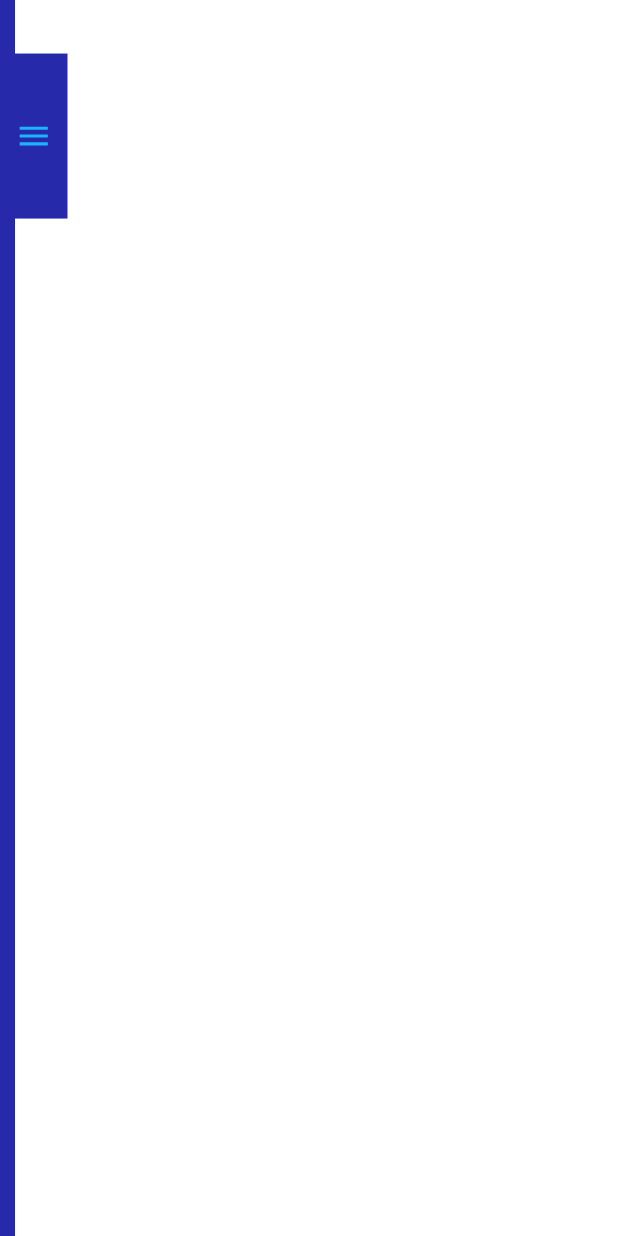
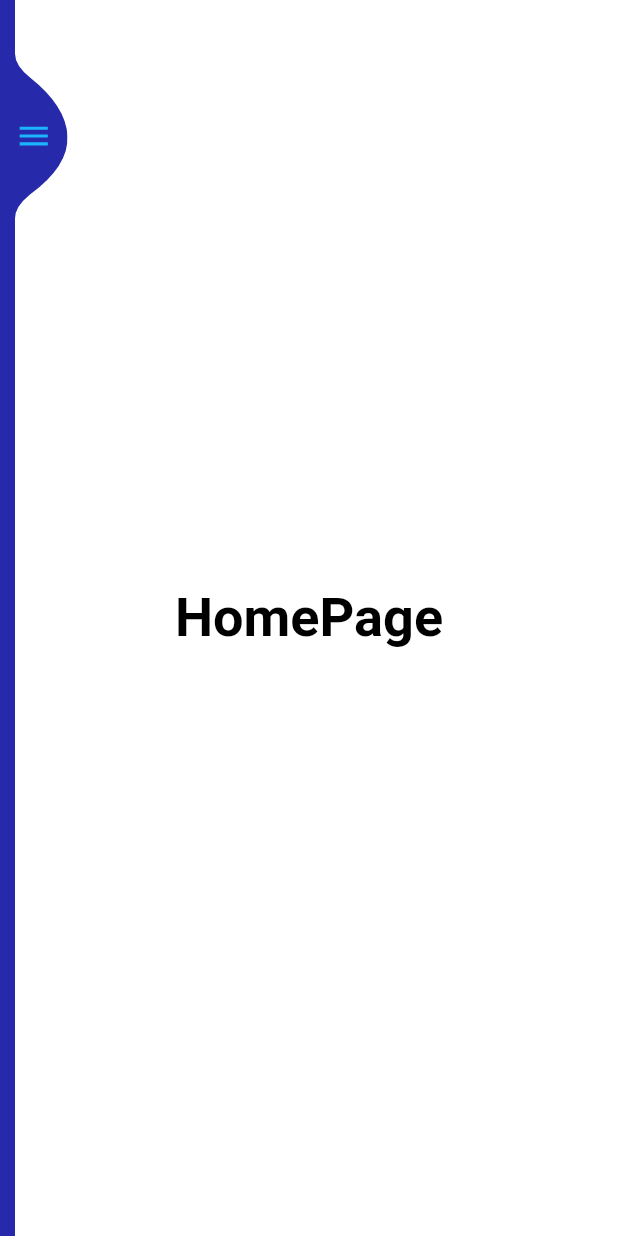
Before and after one commit to guobin211/flutter-material, a Flutter app: the screen it shows after launch, on a phone screen of 412 x 824 dp. Run offline on Flutter 3.47's test engine with Material 2 defaults, Android fonts, the light colour scheme and no system bars; our stand-ins replace flutter_bloc, rxdart.

Commit message:
flutter sidebar nav

```diff
--- /dev/null
+++ b/sidebar_animation/lib/constants/navigation_bloc.dart
@@ -0,0 +1,30 @@
+
+import 'package:flutter_bloc/flutter_bloc.dart';
+import '../pages/home_page.dart';
+
+enum NavBlocEvents {
+  HomePageClick,
+  AccountPageClick,
+  OrdersPageClick
+}
+
+abstract class NavBlocStates {}
+
+class NavBloc extends Bloc<NavBlocEvents, NavBlocStates> {
+
+  @override
+  get initialState => HomePage();
+
+  @override
+  Stream<NavBlocStates> mapEventToState(NavBlocEvents event) async* {
+    switch (event) {
+      case NavBlocEvents.HomePageClick: yield HomePage();
+      break;
+      case NavBlocEvents.AccountPageClick: yield HomePage();
+      break;
+      case NavBlocEvents.OrdersPageClick: yield HomePage();
+      break;
+    }
+  }
+
+}
--- a/sidebar_animation/lib/home/home_page.dart
+++ /dev/null
@@ -1,8 +0,0 @@
-import 'package:flutter/material.dart';
-
-class HomePage extends StatelessWidget {
-  @override
-  Widget build(BuildContext context) {
-    return Container();
-  }
-}
--- /dev/null
+++ b/sidebar_animation/lib/pages/home_page.dart
@@ -0,0 +1,17 @@
+import 'package:flutter/material.dart';
+import '../constants/navigation_bloc.dart';
+
+class HomePage extends StatelessWidget with NavBlocStates {
+  @override
+  Widget build(BuildContext context) {
+    return Center(
+      child: Text("HomePage",
+        style: TextStyle(
+            fontSize: 36.0,
+            fontWeight: FontWeight.w600,
+            color: Colors.black
+        ),
+      ),
+    );
+  }
+}
--- a/sidebar_animation/lib/sidebar/side_bar.dart
+++ b/sidebar_animation/lib/sidebar/side_bar.dart
@@ -1,8 +1,11 @@
 import 'dart:async';
+import 'dart:developer';
 
 import 'package:flutter/material.dart';
 import 'package:rxdart/rxdart.dart';
-import 'package:sidebar_animation/constants/app_color.dart';
+
+import '../constants/app_color.dart';
+import '../sidebar/menu_item.dart';
 
 class SideBar extends StatefulWidget {
   @override
@@ -63,9 +66,82 @@ class _SideBarState extends State<SideBar> with SingleTickerProviderStateMixin<S
             children: <Widget>[
               Expanded(
                 child: Container(
+                  padding: EdgeInsets.symmetric(horizontal: 10.0),
                   color: AppColor.primary,
                   child: Column(
-                    children: <Widget>[],
+                    children: <Widget>[
+                      SizedBox(
+                        height: 80.0,
+                      ),
+                      ListTile(
+                        title: Text("GuoBin211",
+                          style: TextStyle(
+                            color: Colors.white,
+                            fontSize: 30.0,
+                            fontWeight: FontWeight.w700,
+                          ),
+                        ),
+                        subtitle: Text("guobin211@gmail.com",
+                        style: TextStyle(
+                          color: Colors.white,
+                          fontSize: 20.0,
+                          fontWeight: FontWeight.w400,
+                        ),),
+                        leading: CircleAvatar(
+                          child: Icon(
+                            Icons.perm_identity,
+                            color: Colors.white,
+                          ),
+                          radius: 40.0,
+                        ),
+                      ),
+                      Divider(
+                        height: 64.0,
+                        thickness: 0.5,
+                        color: Colors.white.withOpacity(0.3),
+                        indent: 16.0,
+                        endIndent: 16.0,
+                      ),
+                      MenuItem(
+                        icon: Icons.menu,
+                        title: "Home",
+                        onTap: () {
+                          onIconPressed();
+                          log("Home tap");
+                        },
+                      ),
+                      MenuItem(
+                        icon: Icons.account_box,
+                        title: "Account",
+                        onTap: () {
+                          onIconPressed();
+                          log("Account tap");
+                        },
+                      ),
+                      MenuItem(
+                        icon: Icons.shopping_basket,
+                        title: "Orders",
+                        onTap: () {
+                          onIconPressed();
+                          log("Orders tap");
+                        },
+                      ),
+                      Divider(
+                        height: 64.0,
+                        thickness: 0.5,
+                        color: Colors.white.withOpacity(0.3),
+                        indent: 16.0,
+                        endIndent: 16.0,
+                      ),
+                      MenuItem(
+                        icon: Icons.settings,
+                        title: "Setting",
+                      ),
+                      MenuItem(
+                        icon: Icons.exit_to_app,
+                        title: "Logout",
+                      ),
+                    ],
                   ),
                 ),
               ),
@@ -75,6 +151,8 @@ class _SideBarState extends State<SideBar> with SingleTickerProviderStateMixin<S
                   onTap: () {
                     onIconPressed();
                   },
+                  child: ClipPath(
+                    clipper: CustomerMenuClipper(),
                     child: Container(
                       width: 35.0,
                       height: 110.0,
@@ -88,6 +166,7 @@ class _SideBarState extends State<SideBar> with SingleTickerProviderStateMixin<S
                       ),
                     ),
                   ),
+                ),
               )
             ],
           ),
@@ -96,3 +175,27 @@ class _SideBarState extends State<SideBar> with SingleTickerProviderStateMixin<S
     );
   }
 }
+
+class CustomerMenuClipper extends CustomClipper<Path> {
+  @override
+  Path getClip(Size size) {
+    Paint paint = Paint();
+    paint.color = Colors.white;
+    final width = size.width;
+    final height = size.height;
+
+    Path path = Path();
+    path.moveTo(0, 0);
+    path.quadraticBezierTo(0, 8, 10, 16);
+    path.quadraticBezierTo(width - 1, height / 2 - 20, width, height / 2);
+    path.quadraticBezierTo(width + 1, height / 2 + 20, 10, height - 16);
+    path.quadraticBezierTo(0, height -8, 0, height);
+    path.close();
+    return path;
+  }
+
+  @override
+  bool shouldReclip(CustomClipper<Path> oldClipper) {
+    return true;
+  }
+}
--- a/sidebar_animation/lib/sidebar/side_bar_layout.dart
+++ b/sidebar_animation/lib/sidebar/side_bar_layout.dart
@@ -1,5 +1,5 @@
 import 'package:flutter/material.dart';
-import 'package:sidebar_animation/home/home_page.dart';
+import '../pages/home_page.dart';
 
 import 'side_bar.dart';
 
--- a/sidebar_animation/pubspec.yaml
+++ b/sidebar_animation/pubspec.yaml
@@ -24,6 +24,7 @@ dependencies:
   # Use with the CupertinoIcons class for iOS style icons.
   cupertino_icons: ^0.1.2
   rxdart: ^0.23.1
+  flutter_bloc: ^3.1.0
 dev_dependencies:
   flutter_test:
     sdk: flutter
```
Also changed, not shown: sidebar_animation/lib/pages/OrdersPage.dart (added, +17 -0 lines), sidebar_animation/lib/pages/account_page.dart (added, +17 -0 lines), sidebar_animation/lib/sidebar/menu_item.dart (added, +31 -0 lines). Lines whose indentation alone changed are shown as unchanged.
